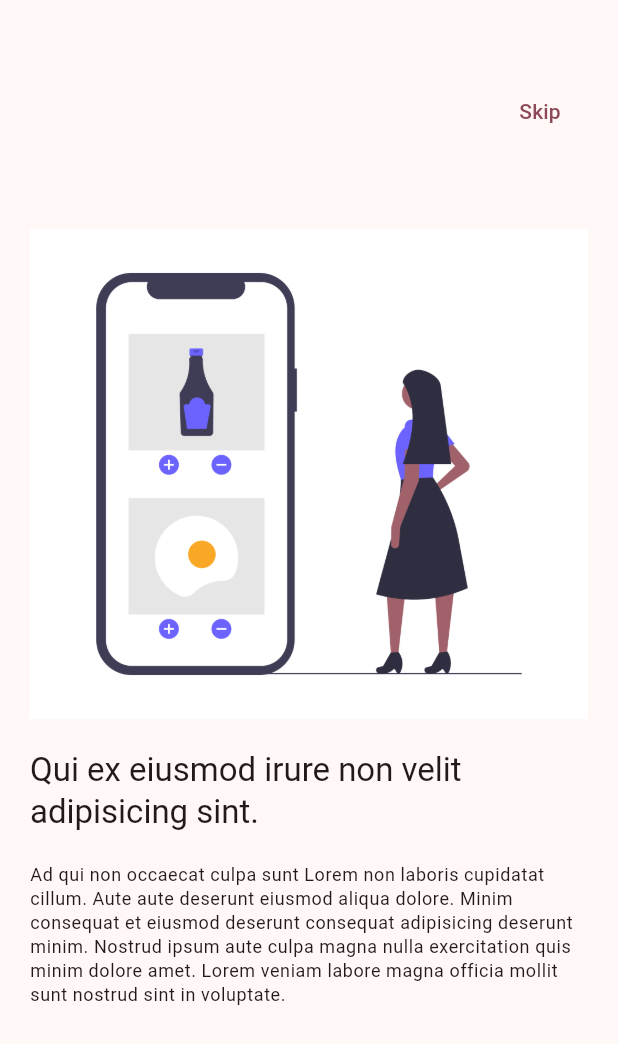
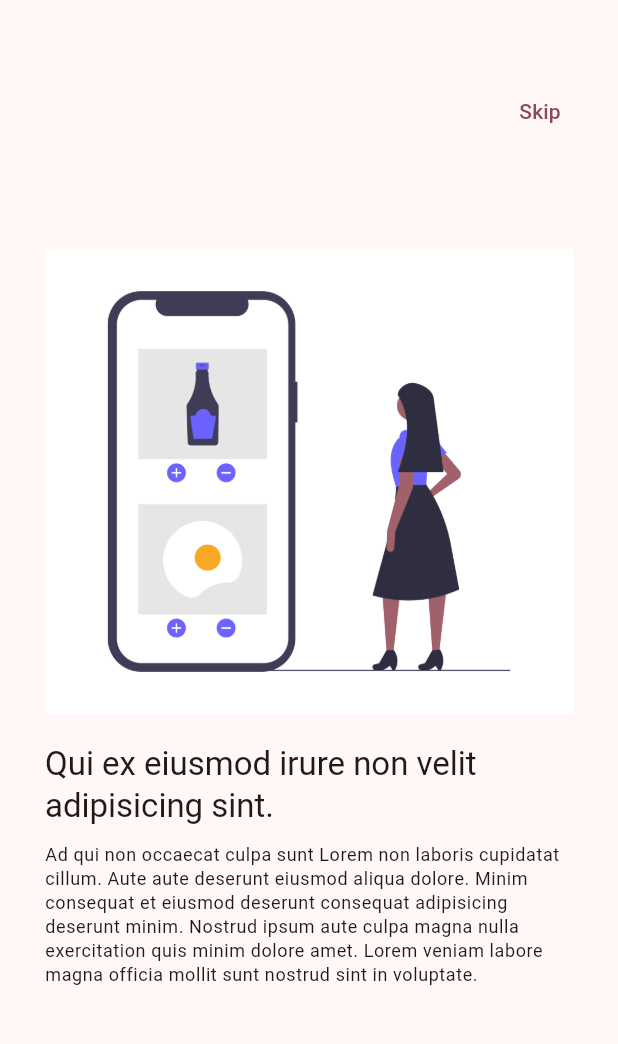
Before and after one commit to radamantis200/widgets_app, a Flutter app: the AppTutorialScreen screen opened by its route, on a phone screen of 412 x 824 dp. Shown: the top 1044 px of the screen. Run offline on Flutter 3.47's test engine with Material 2 defaults, Android fonts, the phone set to English and light mode, and no system bars; our stand-ins replace go_router.

Commit message:
fixed bugs

```diff
--- a/lib/config/menu/menu_item.dart
+++ b/lib/config/menu/menu_item.dart
@@ -47,6 +47,6 @@ final List<MenuItem> appMenuItems = [
   MenuItem(
       title: 'App tutorial',
       subtitle: 'Small tutorial',
-      icon: Icons.access_time_rounded,
+      icon: Icons.accessible_rounded,
       url: '/app-tutorial')
 ];
--- a/lib/config/slide/slide_item.dart
+++ b/lib/config/slide/slide_item.dart
@@ -7,7 +7,7 @@ class SlideItem {
       {required this.title, required this.caption, required this.imageUrl});
 }
 
-final slide = [
+final List<SlideItem> slides = [
   SlideItem(
       title: 'Qui ex eiusmod irure non velit adipisicing sint.',
       caption:
--- a/lib/presentation/screens/app_tutorial/app_tutorial_screen.dart
+++ b/lib/presentation/screens/app_tutorial/app_tutorial_screen.dart
@@ -26,11 +26,11 @@ class CustomPageView extends StatelessWidget {
       children: [
         PageView(
             physics: const BouncingScrollPhysics(),
-            children: slide
-                .map((e) => _ImageSlide(
-                      title: e.title,
-                      caption: e.caption,
-                      imageUrl: e.imageUrl,
+            children: slides
+                .map((slide) => _Slide(
+                      title: slide.title,
+                      caption: slide.caption,
+                      imageUrl: slide.imageUrl,
                     ))
                 .toList()),
         Positioned(
@@ -46,11 +46,11 @@ class CustomPageView extends StatelessWidget {
   }
 }
 
-class _ImageSlide extends StatelessWidget {
+class _Slide extends StatelessWidget {
   final String title;
   final String caption;
   final String imageUrl;
-  const _ImageSlide(
+  const _Slide(
       {required this.title, required this.caption, required this.imageUrl});
 
   @override
@@ -59,7 +59,8 @@ class _ImageSlide extends StatelessWidget {
     final subCaptionStyle = Theme.of(context).textTheme.bodySmall;
 
     return Padding(
-      padding: const EdgeInsets.symmetric(horizontal: 20),
+      padding: const EdgeInsets.symmetric(horizontal: 30),
+      child: Center(
         child: Column(
           mainAxisAlignment: MainAxisAlignment.center,
           crossAxisAlignment: CrossAxisAlignment.center,
@@ -73,7 +74,7 @@ class _ImageSlide extends StatelessWidget {
               style: captionStyle,
             ),
             const SizedBox(
-            height: 20,
+              height: 10,
             ),
             Text(
               caption,
@@ -81,6 +82,7 @@ class _ImageSlide extends StatelessWidget {
             ),
           ],
         ),
+      ),
     );
   }
 }
```
Lines whose indentation alone changed are shown as unchanged.
